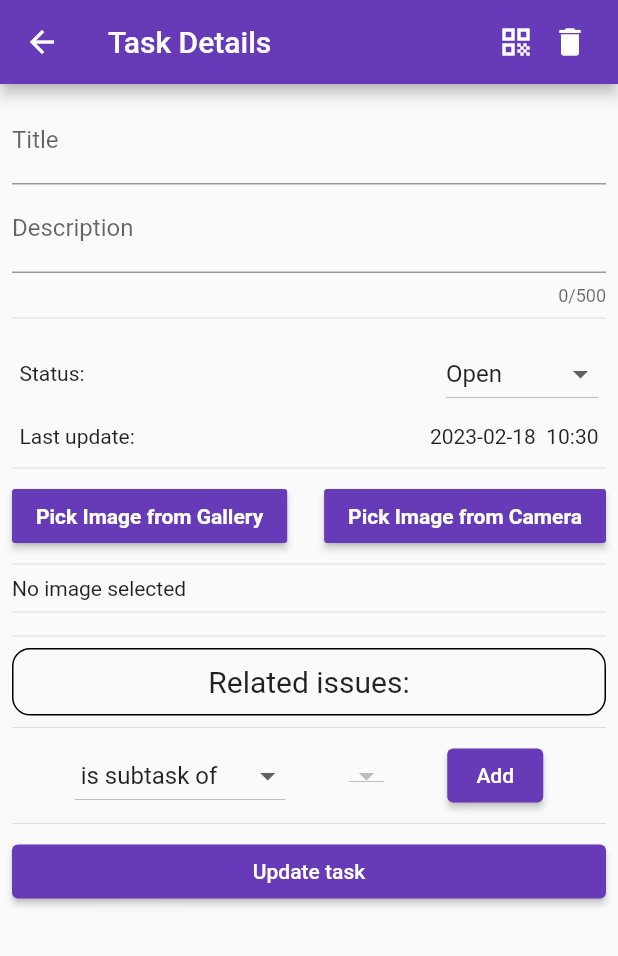
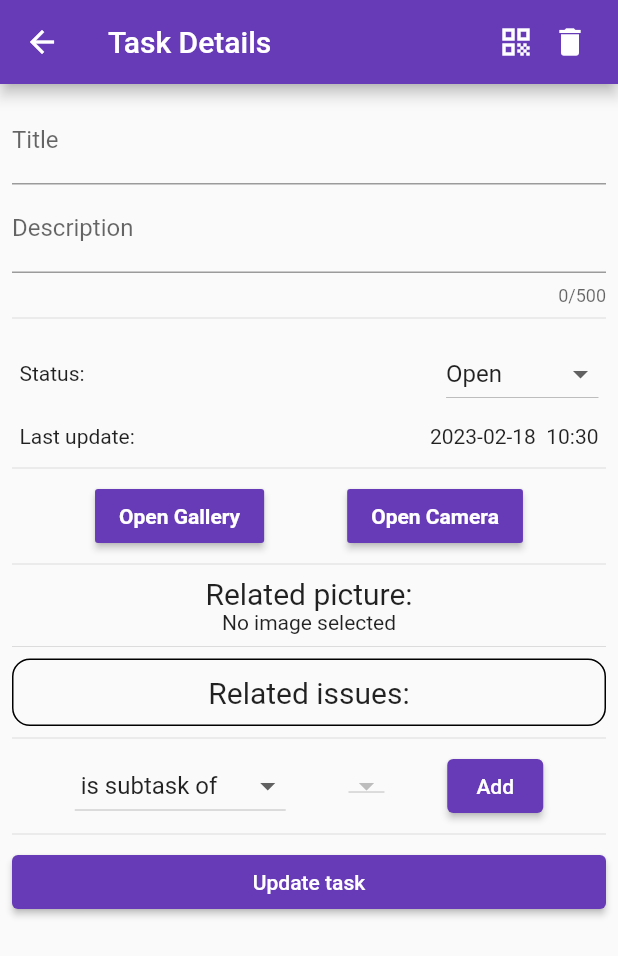
Before and after one commit to zholdoshov/dig_app, a Flutter app: the TaskDetails screen opened directly with empty values, on a phone screen of 412 x 824 dp. Shown: the top 956 px of the screen. Run offline on Flutter 3.47's test engine with Material 2 defaults, Android fonts, the phone set to English and light mode, and no system bars; our stand-ins replace go_router, image_picker, sqflite, tuple; accounts and stored records are empty.

Commit message:
started integrating sqflite

```diff
--- a/lib/main.dart
+++ b/lib/main.dart
@@ -22,6 +22,7 @@ final routes = [
 final _router = GoRouter(initialLocation: '/', routes: routes);
 
 void main() {
+  WidgetsFlutterBinding.ensureInitialized;
   runApp(MaterialApp.router(
     debugShowCheckedModeBanner: false,
     routerConfig: _router,
--- a/lib/models/task.dart
+++ b/lib/models/task.dart
@@ -19,4 +19,22 @@ class Task {
       required this.description,
       required this.status,
       required this.updateTime});
+
+  factory Task.fromMap(Map<String, dynamic> json) => Task(
+        id: json['id'],
+        title: json['title'],
+        description: json['description'],
+        status: json['status'],
+        updateTime: json['updateTime'],
+      );
+
+  Map<String, dynamic> toMap() {
+    return {
+      'id': id,
+      'title': title,
+      'description': description,
+      'status': status,
+      'updateTime': updateTime,
+    };
+  }
 }
--- a/lib/screens/home_page.dart
+++ b/lib/screens/home_page.dart
@@ -1,5 +1,3 @@
-// ignore_for_file: file_names
-
 import 'package:flutter/material.dart';
 import 'package:myapp/util/show_task_list.dart';
 import 'package:myapp/forms/add_task_form.dart';
--- a/lib/screens/task_details.dart
+++ b/lib/screens/task_details.dart
@@ -7,7 +7,7 @@ import 'package:flutter/services.dart';
 import 'package:image_picker/image_picker.dart';
 import 'package:myapp/models/task.dart';
 import 'package:myapp/models/task_relation.dart';
-import 'package:myapp/util/app_state.dart';
+import 'package:myapp/util/database_helper.dart';
 import 'package:myapp/models/task_status.dart';
 import 'package:myapp/screens/home_page.dart';
 import 'package:tuple/tuple.dart';
@@ -74,10 +74,7 @@ class _TaskDetailsState extends State<TaskDetails> {
             const Divider(),
             imagePickerButton(),
             const Divider(),
-            widget._image != null
-                ? Image.file(widget._image!)
-                : const Text("No image selected"),
-            const Divider(),
+            relatedPicture(),
             const Divider(),
             addRelatedIssue(),
             const Divider(),
@@ -88,9 +85,25 @@ class _TaskDetailsState extends State<TaskDetails> {
     );
   }
 
+  Column relatedPicture() {
+    return Column(
+      children: [
+        const Center(
+          child: Text(
+            'Related picture:',
+            style: TextStyle(fontSize: 20),
+          ),
+        ),
+        widget._image != null
+            ? Image.file(widget._image!)
+            : const Text("No image selected"),
+      ],
+    );
+  }
+
   Row imagePickerButton() {
     return Row(
-      mainAxisAlignment: MainAxisAlignment.spaceBetween,
+      mainAxisAlignment: MainAxisAlignment.spaceEvenly,
       children: [
         pickImgFromGallery(),
         pickImgFromCamera(),
@@ -101,7 +114,7 @@ class _TaskDetailsState extends State<TaskDetails> {
   MaterialButton pickImgFromCamera() {
     return MaterialButton(
         color: Colors.deepPurple,
-        child: const Text("Pick Image from Camera",
+        child: const Text("Open Camera",
             style: TextStyle(color: Colors.white, fontWeight: FontWeight.bold)),
         onPressed: () {
           pickImage(ImageSource.camera);
@@ -111,7 +124,7 @@ class _TaskDetailsState extends State<TaskDetails> {
   MaterialButton pickImgFromGallery() {
     return MaterialButton(
         color: Colors.deepPurple,
-        child: const Text("Pick Image from Gallery",
+        child: const Text("Open Gallery",
             style: TextStyle(color: Colors.white, fontWeight: FontWeight.bold)),
         onPressed: () {
           pickImage(ImageSource.gallery);
@@ -245,7 +258,7 @@ class _TaskDetailsState extends State<TaskDetails> {
             Task relatedTask = widget.modifiedRelatedTasks.elementAt(i).item2;
             relatedTask.relatedTasks.add(Tuple2(tempTaskRelation, widget.task));
           }
-          AppState.sortTasks();
+          DatabaseHelper.sortTasks();
           ScaffoldMessenger.of(context).showSnackBar(
             const SnackBar(
               content: Text("Task updated!"),
--- a/lib/util/add_related_issue.dart
+++ b/lib/util/add_related_issue.dart
@@ -6,7 +6,7 @@ import 'package:tuple/tuple.dart';
 import '../models/task.dart';
 import '../models/task_relation.dart';
 import '../screens/task_details.dart';
-import 'app_state.dart';
+import 'database_helper.dart';
 
 class AddRelatedIssue extends StatefulWidget {
   AddRelatedIssue({
@@ -153,7 +153,7 @@ class _AddRelatedIssueState extends State<AddRelatedIssue> {
                 });
               },
               value: selectedTask,
-              items: AppState.getFilteredTasks(null)
+              items: DatabaseHelper.getFilteredTasks(null)
                   .where((element) => element != widget.task)
                   .map<DropdownMenuItem<Task>>(
                 (Task value) {
--- a/lib/util/app_state.dart
+++ /dev/null
@@ -1,57 +0,0 @@
-// ignore_for_file: non_constant_identifier_names
-
-import 'package:myapp/models/task.dart';
-import 'package:myapp/models/task_status.dart';
-import 'package:myapp/models/task_relation.dart';
-
-class AppState {
-  static final List<Task> _tasks = [];
-
-  static final Map<TaskRelation, Task> _relatedIssues = {};
-
-  static int _increment_id = 1;
-
-  static void addTask(String title, String description, TaskStatus status) {
-    _tasks.add(Task(
-        id: ++_increment_id,
-        title: title,
-        description: description,
-        status: status,
-        updateTime: DateTime.now()));
-    sortTasks();
-  }
-
-  static void addRelatedIssue(TaskRelation relation, Task task) {
-    _relatedIssues.addAll({relation: task});
-  }
-
-  static void removeTaskById(int id) {
-    _tasks.removeWhere((element) => element.id == id);
-  }
-
-  static void sortTasks() {
-    _tasks.sort((Task a, Task b) =>
-        b.updateTime.millisecondsSinceEpoch -
-        a.updateTime.millisecondsSinceEpoch);
-  }
-
-  static List<Task> getAllTasks() {
-    return _tasks;
-  }
-
-  static Task getFirstTask() {
-    return _tasks.elementAt(0);
-  }
-
-  static Map<TaskRelation, Task> getRelatedTasksMap() {
-    return _relatedIssues;
-  }
-
-  static List<Task> getFilteredTasks(TaskStatus? status) {
-    if (status == null) {
-      return _tasks;
-    }
-
-    return _tasks.where((element) => element.status == status).toList();
-  }
-}
--- a/lib/util/delete_task.dart
+++ b/lib/util/delete_task.dart
@@ -3,7 +3,7 @@ import 'package:flutter/material.dart';
 
 import '../screens/home_page.dart';
 import '../screens/task_details.dart';
-import 'app_state.dart';
+import 'database_helper.dart';
 
 class DeleteTaskButton extends StatelessWidget {
   const DeleteTaskButton({
@@ -41,7 +41,7 @@ class DeleteTaskButton extends StatelessWidget {
                         content: Text("Task '${widget.task.title}' deleted!"),
                       ),
                     );
-                    AppState.removeTaskById(widget.task.id);
+                    DatabaseHelper.removeTaskById(widget.task.id);
                     Navigator.push(
                       context,
                       MaterialPageRoute(builder: (context) => const HomePage()),
--- a/pubspec.yaml
+++ b/pubspec.yaml
@@ -43,6 +43,8 @@ dependencies:
   provider:
   tuple: ^2.0.1
   image_picker: ^0.8.6+1
+  sqflite: ^2.2.4+1
+  path_provider: ^2.0.12
 
 dev_dependencies:
   flutter_test:
```
Also changed, not shown: lib/forms/add_task_form.dart (+5 -4 lines), lib/screens/profile_page.dart (+28 -4 lines), lib/util/database_helper.dart (added, +97 -0 lines), lib/util/show_task_list.dart (+4 -4 lines), pubspec.lock, 3 other files.
